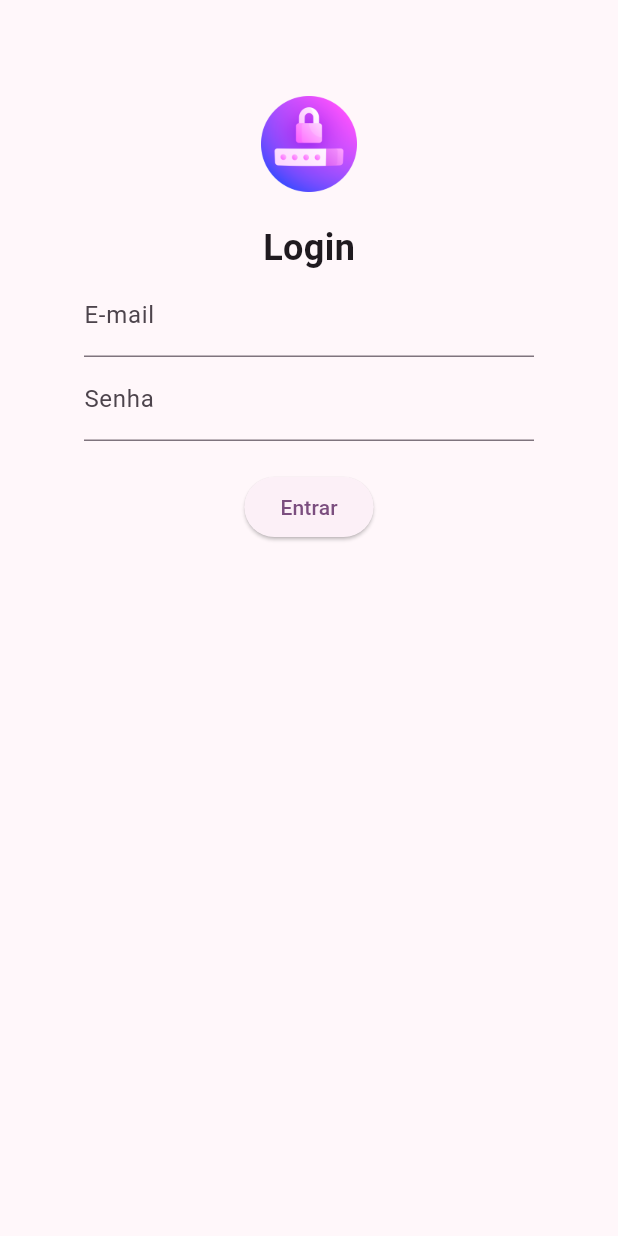
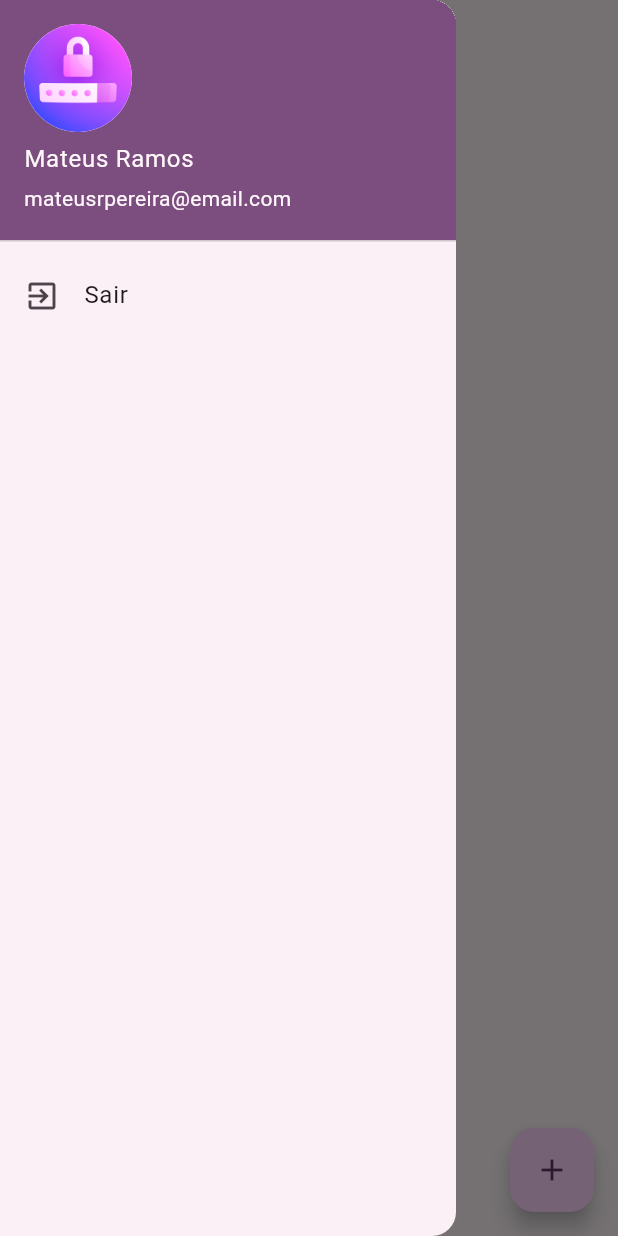
Before and after one commit to mateusrpereira/flutter_named_route, a Flutter app: the screen it shows after launch, with the side drawer open (before the commit the screen has no drawer), on a phone screen of 412 x 824 dp. Run offline on Flutter 3.47's test engine with Material 3 defaults, Android fonts, the phone set to English and light mode, and no system bars.

Commit message:
Criação da tela Dashboard

```diff
--- /dev/null
+++ b/lib/dashboard_screen.dart
@@ -0,0 +1,55 @@
+import 'package:flutter/material.dart';
+
+class DashboardScreen extends StatelessWidget {
+  const DashboardScreen({Key? key}) : super(key: key);
+
+  @override
+  Widget build(BuildContext context) {
+    return Scaffold(
+      appBar: AppBar(
+        title: Text("Checklist de atividades"),
+      ),
+      drawer: const Drawer(
+        child: Column(
+          children: [
+            UserAccountsDrawerHeader(
+              currentAccountPicture: CircleAvatar(
+                radius: 64,
+                backgroundImage: AssetImage('assets/login.png'),
+              ),
+              accountName: Text("Mateus Ramos"),
+              accountEmail: Text("mateusrpereira@email.com"),
+            ),
+            ListTile(
+              leading: Icon(Icons.exit_to_app),
+              title: Text("Sair"),
+            ),
+          ],
+        ),
+      ),
+      body: Padding(
+        padding: const EdgeInsets.all(8.0),
+        child: ListView(
+          children: const [
+            ListTile(
+              leading: Icon(Icons.check),
+              title: Text("Estudar Flutter"),
+            ),
+            ListTile(
+              leading: Icon(Icons.check),
+              title: Text("Estudar Unity"),
+            ),
+            ListTile(
+              leading: Icon(Icons.check),
+              title: Text("Aprender Dart"),
+            ),
+          ],
+        ),
+      ),
+      floatingActionButton: FloatingActionButton(
+        onPressed: () {},
+        child: const Icon(Icons.add),
+      ),
+    );
+  }
+}
--- a/lib/main.dart
+++ b/lib/main.dart
@@ -1,4 +1,5 @@
 import 'package:flutter/material.dart';
+import 'package:gerenciador_tarefas/dashboard_screen.dart';
 import 'login_screen.dart';
 
 void main() {
@@ -17,7 +18,7 @@ class MyApp extends StatelessWidget {
         colorScheme: ColorScheme.fromSeed(seedColor: Colors.purple),
         useMaterial3: true,
       ),
-      home: LoginScreen(),
+      home: DashboardScreen(),
     );
   }
 }
```
Also changed, not shown: assets/choris.webp (added), assets/profile-circle.svg (added).
